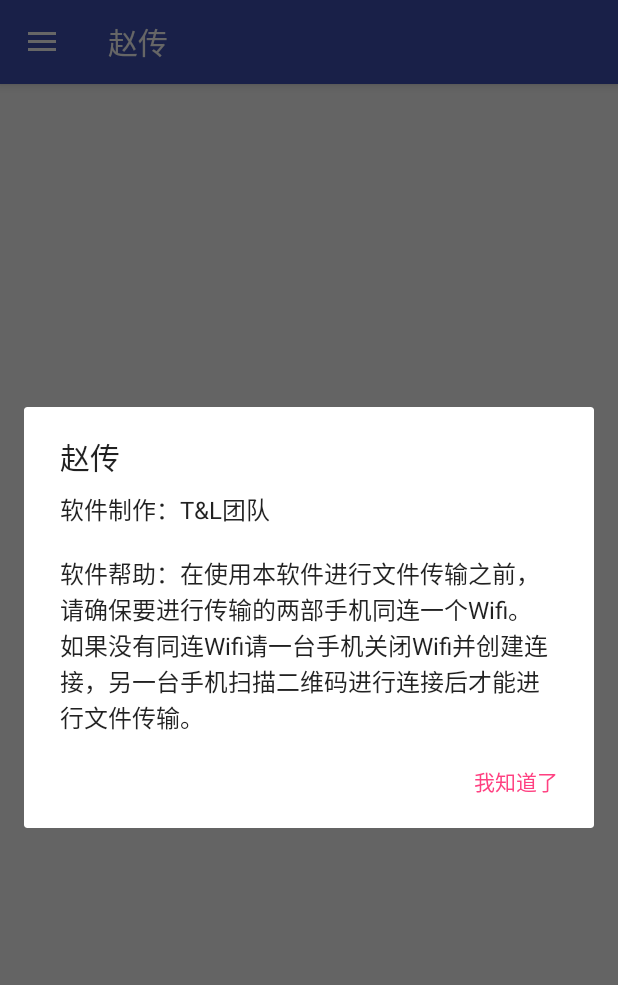
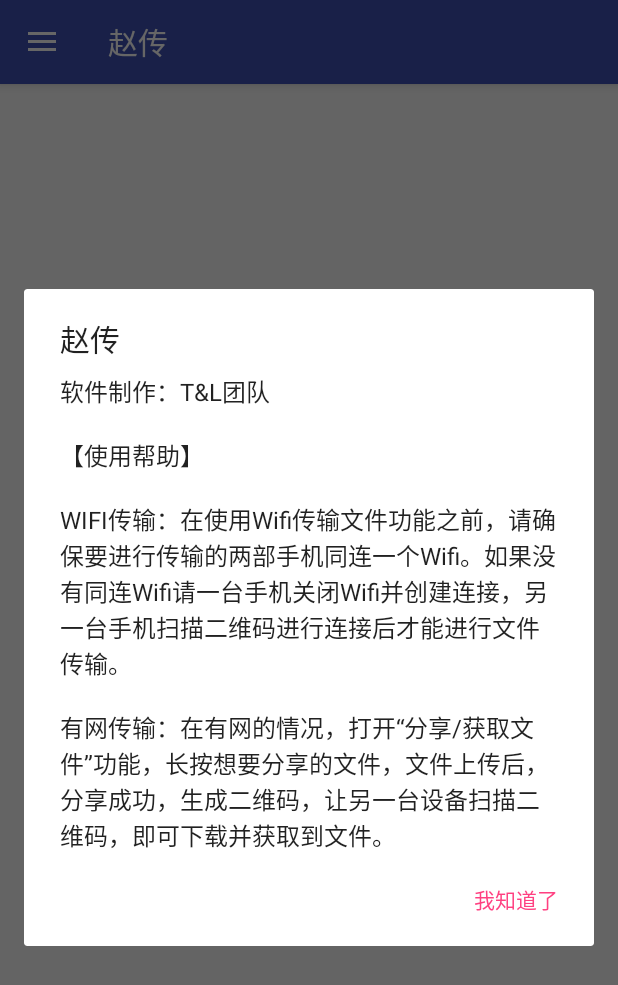
Before and after one commit to luoyesiqiu/ZhaoChuan, an Android app: the screen it shows after launch (MainActivity), in the side drawer, after a tap on "关于", on a phone screen of 412 x 824 dp. Shown: the top 985 px of the screen. Run offline under Robolectric (Android 15) with nearby library versions, the phone set to English and light mode, and no system bars; libraries missing offline, so code that uses them is left out: cn.bmob.v3; 1 statement that could not run was skipped.

Commit message:
更新帮助，下载文件完成更新列表

```diff
--- a/app/src/main/java/com/zyw/zhaochuan/fragment/ShareFileListFragment.java
+++ b/app/src/main/java/com/zyw/zhaochuan/fragment/ShareFileListFragment.java
@@ -221,6 +221,7 @@ public class ShareFileListFragment extends Fragment implements FileListInterface
                 if (e == null) {
                     showToast("下载完成");
                     loadList(curPath,false);
+                    fileListAdapter.notifyDataSetChanged();
                 } else {
                     showToast("下载失败");
                 }
--- a/app/src/main/res/values/strings.xml
+++ b/app/src/main/res/values/strings.xml
@@ -14,5 +14,5 @@
     <string name="progress_bar_file_sending">文件传输中...</string>
     <string name="setting_title">设置</string>
     <string name="share_title">分享文件</string>
-    <string name="about_dialog"><u>软件制作：T&amp;L团队\n\n软件帮助：在使用本软件进行文件传输之前，请确保要进行传输的两部手机同连一个Wifi。如果没有同连Wifi请一台手机关闭Wifi并创建连接，另一台手机扫描二维码进行连接后才能进行文件传输。</u></string>
+    <string name="about_dialog"><u>软件制作：T&amp;L团队\n\n【使用帮助】\n\nWIFI传输：在使用Wifi传输文件功能之前，请确保要进行传输的两部手机同连一个Wifi。如果没有同连Wifi请一台手机关闭Wifi并创建连接，另一台手机扫描二维码进行连接后才能进行文件传输。\n\n有网传输：在有网的情况，打开“分享/获取文件”功能，长按想要分享的文件，文件上传后，分享成功，生成二维码，让另一台设备扫描二维码，即可下载并获取到文件。</u></string>
 </resources>
```
